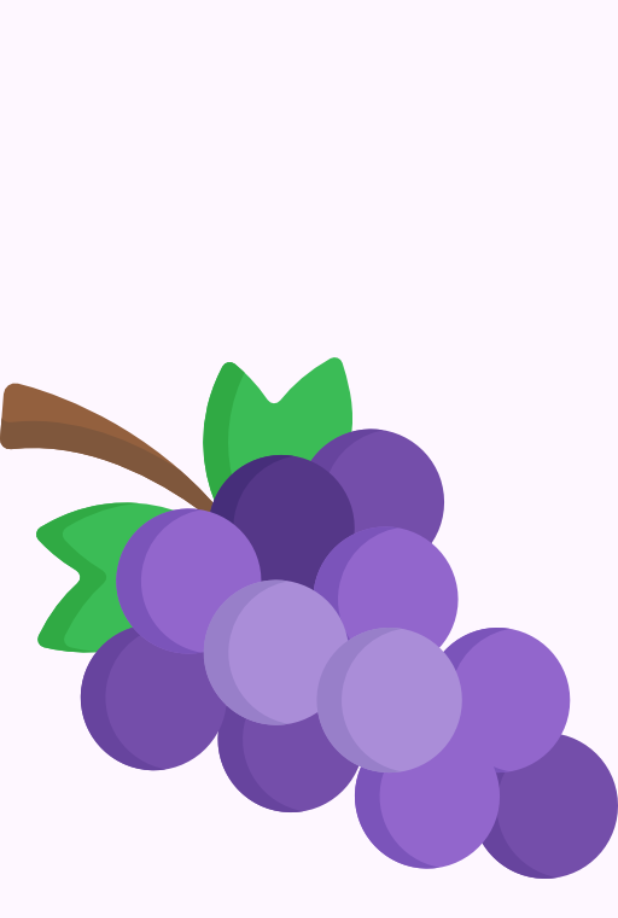
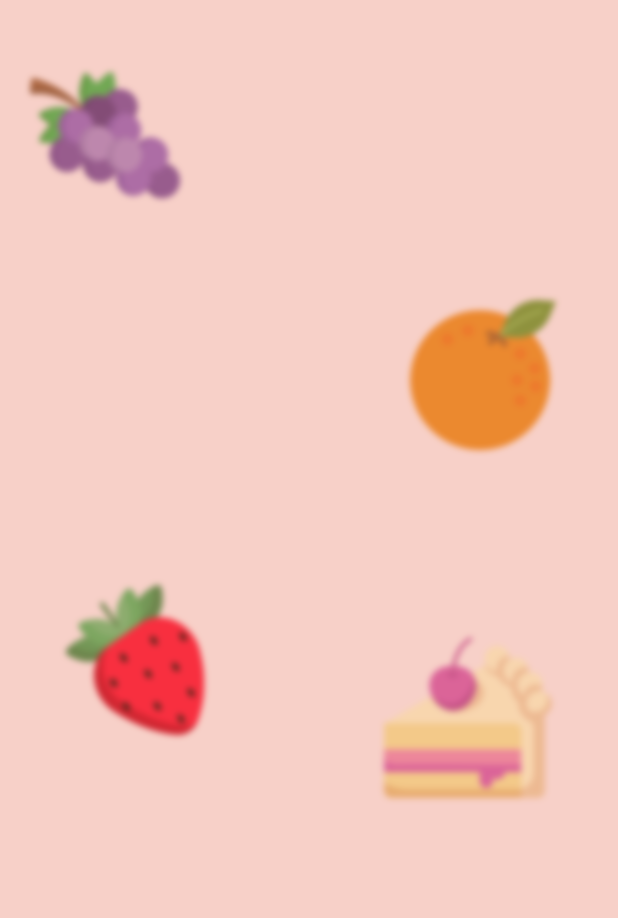
Before and after one commit to arodr109-blip/myapp, a Flutter app: the screen it shows after launch, on a phone screen of 412 x 824 dp. Shown: the top 918 px of the screen. Run offline on Flutter 3.47's test engine with Material 3 defaults, Android fonts, the phone set to English and light mode, and no system bars; missing offline and left inert: dart:ffi.

```diff
--- a/lib/pagines/pagina_registre.dart
+++ b/lib/pagines/pagina_registre.dart
@@ -1,4 +1,5 @@
 import 'dart:ffi';
+import 'dart:ui';
 
 import 'package:flutter/material.dart';
 
@@ -11,16 +12,87 @@ class PaginaRegistre extends StatelessWidget {
       body: Stack(
         children: [
 
-          // Posar una imatge borrosa de fons.
-          // =================================
-          Stack(
-            fit: StackFit.expand,
-            children: [
-              Image.asset("lib/imatges/grapes.png")
-            ],
+          // Posar imatges de fons.
+          // ======================
+          FonsPantalla(),
+
+          // Fer la imatge de fons borrosa i amb un color general.
+          // =====================================================
+          BackdropFilter(filter: ImageFilter.blur(sigmaX: 2, sigmaY: 2),
+            child: Container(
+              color: const Color.fromARGB(80, 232, 123, 79),
+            ),
           ),
         ],
       ),
     );
   }
 }
+
+Widget FonsPantalla() {
+
+  return Stack(
+            fit: StackFit.expand,
+            children: [
+              Column(
+                children: [
+
+                  Row(
+                    mainAxisAlignment: MainAxisAlignment.start,
+                    children: [
+                      Padding(
+                        padding: const EdgeInsets.all(20),
+                        child: Container(
+                          margin: EdgeInsets.only(top: 20),
+                          child: Image.asset(
+                            "lib/imatges/grapes.png",
+                            fit: BoxFit.contain,
+                            width: 100,
+                          ),
+                        ),
+                      ),
+                    ],
+                  ),
+
+                  Row(
+                    mainAxisAlignment: MainAxisAlignment.end,
+                    children: [
+                      Padding(
+                        padding: const EdgeInsets.all(40),
+                        child: Image.asset(
+                          "lib/imatges/orange.png",
+                          fit: BoxFit.contain,
+                          width: 100,
+                        ),
+                      ),
+                    ],
+                  ),
+
+                  Row(
+                    mainAxisAlignment: MainAxisAlignment.spaceBetween,
+                    children: [
+                      Padding(
+                        padding: const EdgeInsets.all(40),
+                        child: Image.asset(
+                          "lib/imatges/strawberry.png",
+                          fit: BoxFit.contain,
+                          width: 100,
+                        ),
+                      ),
+
+                      Padding(
+                        padding: const EdgeInsets.only(top: 80, right: 40),
+                        child: Image.asset(
+                          "lib/imatges/pastel.png",
+                          fit: BoxFit.contain,
+                          width: 120,
+                        ),
+                      ),
+                    ],
+                  ),
+                ],
+              ),
+
+            ],
+          );
+}
```
Also changed, not shown: lib/imatges/pastel.png (added).
